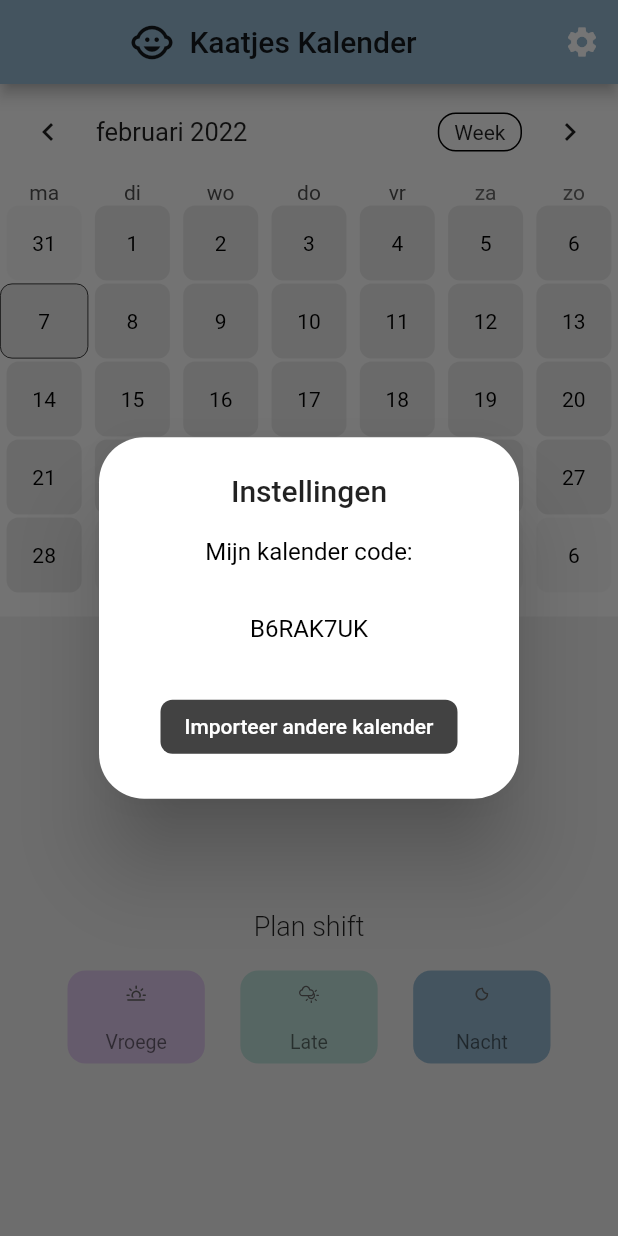
After one commit to TNelen/shift-tracker, a Flutter app: the screen it shows after launch, after a tap on the "settings" icon, on a phone screen of 412 x 824 dp. The commit adds this screen. Run offline on Flutter 3.47's test engine with Material 2 defaults, Android fonts, the phone set to English and light mode, and no system bars; drawn by our look-alikes of table_calendar; our stand-ins replace cloud_firestore, firebase_core, progress_indicators, rounded_loading_button, shared_preferences, weather_icons; accounts and stored records are empty.

Commit message:
start of offline mode

```diff
--- a/shifts/lib/main.dart
+++ b/shifts/lib/main.dart
@@ -4,18 +4,27 @@ import 'dart:math';
 import 'package:flutter/material.dart';
 import 'package:progress_indicators/progress_indicators.dart';
 import 'package:shared_preferences/shared_preferences.dart';
+import 'package:shifts/sync/queries/addEvent.dart';
+import 'package:shifts/sync/queries/removeEvent.dart';
 import 'package:shifts/util/constants.dart';
-import 'package:shifts/util/eventLoader.dart';
-import 'package:shifts/util/shiftButton.dart';
-import 'package:shifts/util/shiftEvent.dart';
+import 'package:shifts/sync/eventLoader.dart';
+import 'package:shifts/widgets/settingsPopup.dart';
+import 'package:shifts/widgets/shiftButton.dart';
+import 'package:shifts/widgets/shiftEvent.dart';
 import 'package:shifts/util/shitfType.dart';
 import 'package:shifts/util/util.dart';
+import 'package:shifts/widgets/syncPopup.dart';
 import 'package:table_calendar/table_calendar.dart';
 import 'package:intl/date_symbol_data_local.dart';
-
+import 'package:firebase_core/firebase_core.dart';
+import 'firebase_options.dart';
 import 'package:intl/intl.dart';
 
-void main() {
+void main() async {
+  WidgetsFlutterBinding.ensureInitialized();
+  await Firebase.initializeApp(
+    options: DefaultFirebaseOptions.currentPlatform,
+  );
   runApp(MyApp());
 }
 
@@ -23,7 +32,6 @@ class MyApp extends StatelessWidget {
   @override
   Widget build(BuildContext context) {
     return MaterialApp(
-      title: 'Flutter Demo',
       theme: ThemeData(
         primarySwatch: Colors.blue,
       ),
@@ -98,7 +106,24 @@ class _MyHomePageState extends State<MyHomePage> {
                 style: TextStyle(color: Colors.black87),
               ),
             ],
-            )),
+          ),
+          actions: <Widget>[
+            IconButton(
+              icon: Icon(
+                Icons.settings,
+                color: Colors.white,
+              ),
+              onPressed: () {
+                showDialog(
+                  context: context,
+                  builder: (BuildContext context) {
+                    return SettingsPopup();
+                  },
+                );
+              },
+            )
+          ],
+        ),
         body: FutureBuilder<bool>(
             future: isEventloaderInitialized,
             builder: (BuildContext context, AsyncSnapshot<bool> snapshot) {
@@ -331,7 +356,10 @@ class _MyHomePageState extends State<MyHomePage> {
                                       onDismissed: (direction) {
                                         eventLoader.removeEvent(
                                             _selectedDay ?? _focusedDay);
-
+                                        removeRemoteEvent(
+                                            eventLoader.calandarCode,
+                                            Event(events[0].shift),
+                                            _focusedDay);
                                         setState(() {
                                           _selectedEvents.value =
                                               _getEventsForDay(_focusedDay);
@@ -385,6 +413,8 @@ class _MyHomePageState extends State<MyHomePage> {
                                           ShiftType.VROEGE);
                                       _selectedEvents.value =
                                           _getEventsForDay(_focusedDay);
+                                      addRemoteEvent(eventLoader.calandarCode,
+                                          Event(ShiftType.VROEGE), _focusedDay);
                                       setState(() {});
                                     }
                                   },
@@ -399,6 +429,8 @@ class _MyHomePageState extends State<MyHomePage> {
                                           ShiftType.LATE);
                                       _selectedEvents.value =
                                           _getEventsForDay(_focusedDay);
+                                      addRemoteEvent(eventLoader.calandarCode,
+                                          Event(ShiftType.LATE), _focusedDay);
                                       setState(() {});
                                     }
                                   },
@@ -413,6 +445,8 @@ class _MyHomePageState extends State<MyHomePage> {
                                           ShiftType.NACHT);
                                       _selectedEvents.value =
                                           _getEventsForDay(_focusedDay);
+                                      addRemoteEvent(eventLoader.calandarCode,
+                                          Event(ShiftType.NACHT), _focusedDay);
                                       setState(() {});
                                     }
                                   },
--- a/shifts/lib/util/eventLoader.dart
+++ b/shifts/lib/sync/eventLoader.dart
@@ -1,28 +1,34 @@
 import 'dart:collection';
 
 import 'package:shared_preferences/shared_preferences.dart';
-import 'package:shifts/util/shiftButton.dart';
+import 'package:shifts/sync/queries/addEvent.dart';
+import 'package:shifts/sync/queries/getKalenderCode.dart';
+import 'package:shifts/widgets/shiftButton.dart';
 import 'package:shifts/util/shitfType.dart';
 import 'package:shifts/util/util.dart';
 
 class Eventloader {
   late LinkedHashMap<DateTime, List<Event>> events = LinkedHashMap();
   late SharedPreferences _prefs;
+  late String calandarCode;
 
   Future<bool> init() async {
     bool ready = false;
     _prefs = await SharedPreferences.getInstance();
-    await loadAllEvents();
+    calandarCode = await getCalendarCode();
+    await loadAllLocalEvents();
     ready = true;
     return ready;
   }
 
-  Future<LinkedHashMap<DateTime, List<Event>>> loadAllEvents() async {
+  Future<LinkedHashMap<DateTime, List<Event>>> loadAllLocalEvents() async {
     Set<String> eventDates = {};
     LinkedHashMap<DateTime, List<Event>> eventMap = LinkedHashMap();
     eventDates = _prefs.getKeys();
     print("LoadAllEvents");
     print("EventDates: $eventDates");
+
+    eventDates.removeAll({"kalenderCode", "isHost"});
 
     for (String date in eventDates) {
       String? event = _prefs.getString(date);
--- /dev/null
+++ b/shifts/lib/sync/getStatus.dart
@@ -0,0 +1,22 @@
+import 'package:shared_preferences/shared_preferences.dart';
+
+Future<bool> ishostDevice() async {
+  late SharedPreferences _prefs;
+  _prefs = await SharedPreferences.getInstance();
+
+  return _prefs.getBool("isHost") ?? true;
+}
+
+Future<bool> setHostDevice() async {
+  late SharedPreferences _prefs;
+  _prefs = await SharedPreferences.getInstance();
+
+  return _prefs.setBool("isHost", true);
+}
+
+Future<bool> setClientDevice() async {
+  late SharedPreferences _prefs;
+  _prefs = await SharedPreferences.getInstance();
+
+  return _prefs.setBool("isHost", false);
+}
--- /dev/null
+++ b/shifts/lib/sync/queries/getKalenderCode.dart
@@ -0,0 +1,16 @@
+import 'package:shared_preferences/shared_preferences.dart';
+import 'package:shifts/util/codeGenerator.dart';
+
+Future<String> getCalendarCode() async {
+  late SharedPreferences _prefs;
+  _prefs = await SharedPreferences.getInstance();
+
+  String? code = _prefs.getString("kalenderCode");
+
+  if (code == null) {
+    code = generateCalendarCode();
+    _prefs.setString("kalenderCode", code);
+  }
+
+  return code;
+}
--- /dev/null
+++ b/shifts/lib/util/codeGenerator.dart
@@ -0,0 +1,11 @@
+import 'dart:math';
+
+const _chars = 'AaBbCcDdEeFfGgHhIiJjKkLlMmNnOoPpQqRrSsTtUuVvWwXxYyZz1234567890';
+Random _rnd = Random();
+
+String getRandomString(int length) => String.fromCharCodes(Iterable.generate(
+    length, (_) => _chars.codeUnitAt(_rnd.nextInt(_chars.length))));
+
+String generateCalendarCode() {
+  return getRandomString(8).toUpperCase();
+}
--- a/shifts/lib/util/constants.dart
+++ b/shifts/lib/util/constants.dart
@@ -16,7 +16,7 @@ class Constants {
   static const IconData nacht = WeatherIcons.night_clear;
   static const IconData vrij = WeatherIcons.day_sunny;
 
-  static const String tijd_vroege = "6:30 - 15:00";
-  static const String tijd_late = "14:30 - 22:00";
+  static const String tijd_vroege = "6:30 - 14:30";
+  static const String tijd_late = "14:00 - 22:00";
   static const String tijd_nacht = "21:30 - 7:00";
 }
--- /dev/null
+++ b/shifts/lib/widgets/settingsPopup.dart
@@ -0,0 +1,88 @@
+import 'dart:io';
+
+import 'package:flutter/material.dart';
+import 'package:shifts/sync/queries/getKalenderCode.dart';
+import 'package:shifts/util/codeGenerator.dart';
+import 'package:shifts/widgets/loadingPopup.dart';
+import 'package:shifts/widgets/syncPopup.dart';
+
+class SettingsPopup extends StatefulWidget {
+  SettingsPopup();
+
+  @override
+  State<StatefulWidget> createState() {
+    return _SettingsPopupState();
+  }
+}
+
+class _SettingsPopupState extends State<SettingsPopup> {
+  @override
+  void initState() {
+    super.initState();
+  }
+
+  bool isImporting = false;
+
+  @override
+  Widget build(BuildContext context) {
+    return isImporting
+        ? SyncPopup()
+        : AlertDialog(
+            backgroundColor: Colors.white,
+            shape: const RoundedRectangleBorder(
+                borderRadius: BorderRadius.all(Radius.circular(30.0))),
+            title: Center(
+              child: Text(
+                "Instellingen",
+                style:
+                    const TextStyle(fontSize: 20, fontWeight: FontWeight.w500),
+              ),
+            ),
+            content: Container(
+              height: 150,
+              width: 150,
+              child: FutureBuilder<String>(
+                  future: getCalendarCode(),
+                  builder: (context, AsyncSnapshot<String> snapshot) {
+                    switch (snapshot.connectionState) {
+                      case ConnectionState.waiting:
+                        return Center(
+                          child: CircularProgressIndicator(),
+                        );
+                      default:
+                        return Column(
+                            mainAxisAlignment: MainAxisAlignment.spaceBetween,
+                            children: [
+                              Text(
+                                'Mijn kalender code:',
+                                style: const TextStyle(
+                                    color: Colors.black, fontSize: 16),
+                              ),
+                              Text(
+                                snapshot.data!,
+                                style: const TextStyle(
+                                    color: Colors.black, fontSize: 16),
+                              ),
+                              MaterialButton(
+                                shape: const RoundedRectangleBorder(
+                                    borderRadius:
+                                        BorderRadius.all(Radius.circular(8.0))),
+                                elevation: 0,
+                                onPressed: () {
+                                  setState(() {
+                                    isImporting = true;
+                                  });
+                                },
+                                color: Colors.grey.shade800,
+                                child: const Text(
+                                  'Importeer andere kalender',
+                                  style: const TextStyle(color: Colors.white),
+                                ),
+                              ),
+                            ]);
+                    }
+                  }),
+            ),
+          );
+  }
+}
--- a/shifts/lib/util/shiftButton.dart
+++ b/shifts/lib/widgets/shiftButton.dart
@@ -1,6 +1,6 @@
 import 'package:flutter/material.dart';
 import 'package:shifts/util/constants.dart';
-import 'package:shifts/util/eventLoader.dart';
+import 'package:shifts/sync/eventLoader.dart';
 import 'package:shifts/util/shitfType.dart';
 import 'package:shifts/util/util.dart';
 
--- a/shifts/pubspec.yaml
+++ b/shifts/pubspec.yaml
@@ -32,6 +32,8 @@ dependencies:
   weather_icons: ^3.0.0
   shared_preferences: ^2.0.7
   progress_indicators: ^1.0.0
+  cloud_firestore: ^3.1.7
+  rounded_loading_button: ^2.0.9
 
 dev_dependencies:
   flutter_test:
```
Also changed, not shown: shifts/lib/sync/queries/addEvent.dart (added, +22 -0 lines), shifts/lib/sync/queries/getEvents.dart (added, +24 -0 lines), shifts/lib/sync/queries/removeEvent.dart (added, +19 -0 lines), shifts/lib/widgets/loadingPopup.dart (added, +57 -0 lines), shifts/lib/widgets/syncPopup.dart (added, +102 -0 lines), shifts/lib/firebase_options.dart (added), shifts/lib/widgets/shiftEvent.dart (renamed from shifts/lib/util/shiftEvent.dart), shifts/pubspec.lock, 11 other files. Lines whose indentation alone changed are shown as unchanged.
